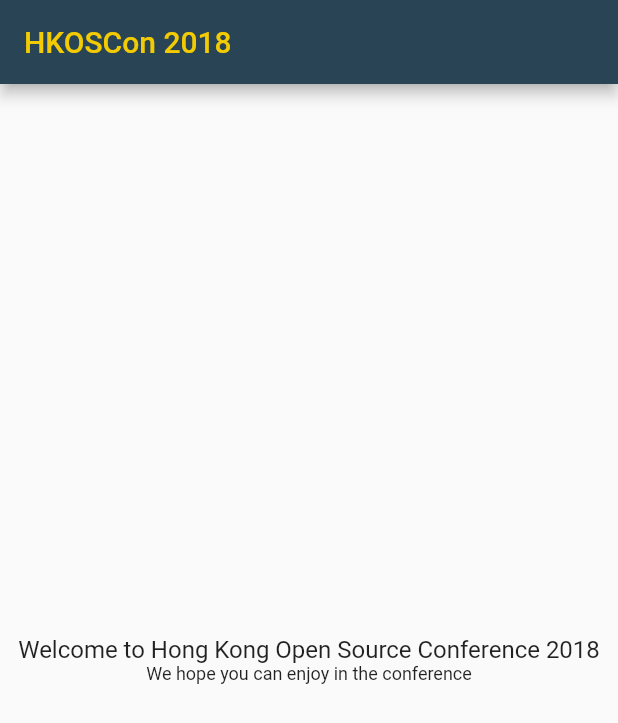
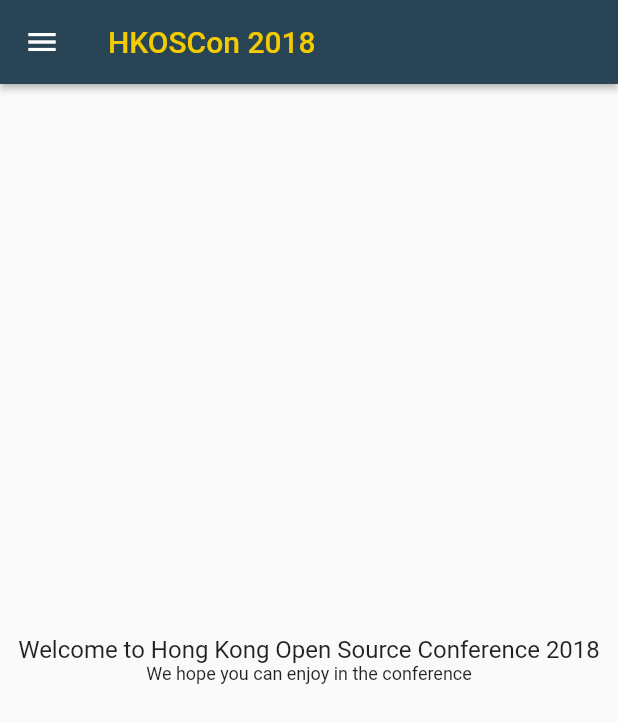
Before and after one commit to 404busters/hkoscon_client, a Flutter app: the screen it shows after launch, on a phone screen of 412 x 824 dp. Shown: the top 723 px of the screen. Run offline on Flutter 3.47's test engine with Material 2 defaults, Android fonts, the phone set to English and light mode, and no system bars.

Commit message:
Draft container for app

```diff
--- a/lib/app/Container.dart
+++ b/lib/app/Container.dart
@@ -11,6 +11,41 @@ class AppContainer extends StatefulWidget {
 }
 
 class _AppContainerState extends State<AppContainer> {
+  Widget buildDrawer(BuildContext context) {
+    DrawerHeader header = new DrawerHeader(
+        child: new Center(
+          child: new Column(
+            children: <Widget>[
+              new Image.network('https://hkoscon.org/logo-72.png'),
+              const Text(AppTitle),
+            ],
+          ),
+        )
+    );
+
+    return new Drawer(
+      child: new ListView(
+        children: <Widget>[
+          header,
+        ],
+      ),
+    );
+  }
+
+  Widget buildAppBar() {
+    Text title = new Text(
+        AppTitle,
+        style: const TextStyle(
+            color: SecondaryColor
+        )
+    );
+
+    return new AppBar(
+      elevation: 2.0,
+      title: title,
+    );
+  }
+
   @override
   Widget build(BuildContext context) {
     // This method is rerun every time setState is called, for instance as done
@@ -19,17 +54,13 @@ class _AppContainerState extends State<AppContainer> {
     // The Flutter framework has been optimized to make rerunning build methods
     // fast, so that you can just rebuild anything that needs updating rather
     // than having to individually change instances of widgets.
-    return new Scaffold(
-      appBar: new AppBar(
-        // Here we take the value from the MyHomePage object that was created by
-        // the App.build method, and use it to set our appbar title.
-        title: const Text(AppTitle,
-            style: const TextStyle(
-              color: SecondaryColor,
-            )
-        ),
+    return new DefaultTabController(
+      length: 2,
+      child: new Scaffold(
+        appBar: this.buildAppBar(),
+        body: widget.child,
+        drawer: this.buildDrawer(context),
       ),
-      body: widget.child,
     );
   }
 }
--- a/lib/app/state.dart
+++ b/lib/app/state.dart
@@ -1,4 +1,5 @@
 import 'package:flutter/material.dart';
+
 import 'app.dart' show HKOSConClientApp;
 import 'const.dart' show AppTitle, PrimaryColor, SecondaryColor;
 import 'pages/home/page.dart' show HomePage;
@@ -6,7 +7,6 @@ import 'Container.dart' show AppContainer;
 
 class HKOSConClientAppState extends State<HKOSConClientApp> {
 
-  // This widget is the root of your application.
   @override
   Widget build(BuildContext context) {
     ThemeData theme = new ThemeData(
```
Also changed, not shown: 1 other file.
